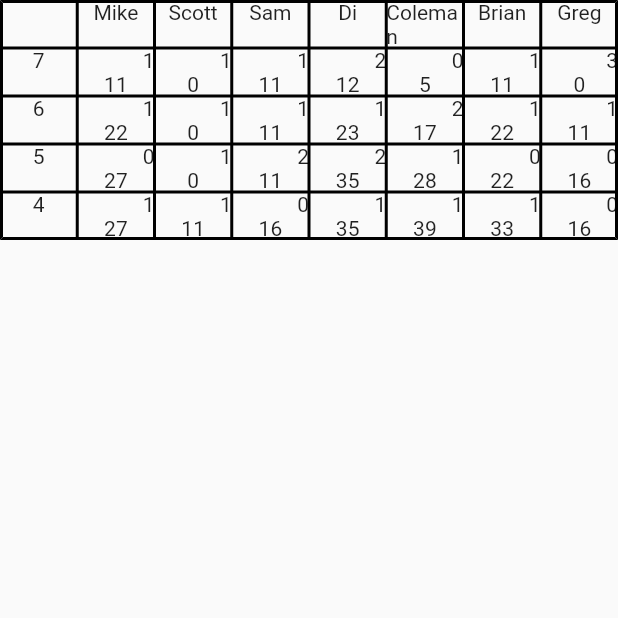
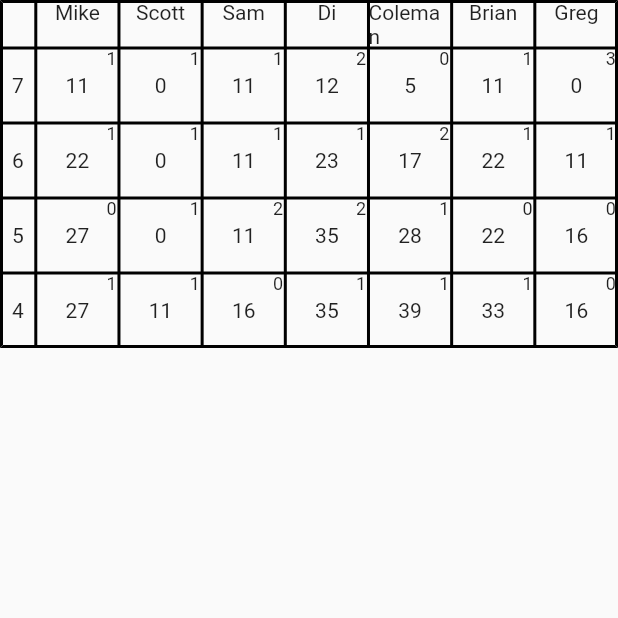
Before and after one commit to samjxn/bid, a Flutter app: the screen it shows after launch, on a phone screen of 412 x 824 dp, the top half of it. Run offline on Flutter 3.47's test engine with Material 2 defaults, Android fonts, the phone set to English and light mode, and no system bars; our stand-ins replace built_collection, built_value, flutter_redux, redux.

Commit message:
Scoreboard item layout changes

```diff
--- a/lib/src/widgets/scoreboard.dart
+++ b/lib/src/widgets/scoreboard.dart
@@ -21,9 +21,32 @@ class ScoreboardWidget extends StatelessWidget {
   }
 
   List<TableRow> _renderRows() {
+    // TODO: assign roundNumber differently. you're better than this.
+    final roundNumber = _scoreboard.scoreboard.entries.first.value.length;
     final rowChildren = List<List<Widget>>.generate(
-        _scoreboard.scoreboard.entries.first.value.length,
-        (i) => <Widget>[(Center(child: Text(mapRoundToHand(i).toString())))]);
+        roundNumber,
+        (i) => <Widget>[
+              SizedBox(
+                height: 50.0,
+                child: Column(
+                  mainAxisAlignment: MainAxisAlignment.center,
+                  children: [
+                    Expanded(
+                      child: Row(
+                        mainAxisAlignment: MainAxisAlignment.center,
+                        children: [
+                          Padding(
+                            padding:
+                                const EdgeInsets.symmetric(horizontal: 8.0),
+                            child: Text('${mapRoundToHand(i)}'),
+                          )
+                        ],
+                      ),
+                    ),
+                  ],
+                ),
+              ),
+            ]);
     for (final mapEntry in _scoreboard.scoreboard.entries) {
       final playerScores = mapEntry.value;
       for (final e in enumerate(playerScores)) {
@@ -43,6 +66,9 @@ class ScoreboardWidget extends StatelessWidget {
     return Table(
       border: TableBorder.all(
           color: Colors.black, style: BorderStyle.solid, width: 2),
+      columnWidths: const {
+        0: IntrinsicColumnWidth(),
+      },
       children: [
         TableRow(
           children:
--- a/lib/src/widgets/scoreboard_item.dart
+++ b/lib/src/widgets/scoreboard_item.dart
@@ -1,3 +1,5 @@
+import 'dart:ui';
+
 import 'package:bid/src/models/scoreboard.sg.dart';
 import 'package:flutter/material.dart';
 
@@ -6,19 +8,48 @@ class ScoreboardItem extends StatelessWidget {
 
   const ScoreboardItem(this.entry, {Key? key}) : super(key: key);
 
+  Widget buildStack() {
+    return SizedBox(
+      height: 50,
+      child: Column(children: [
+        Expanded(
+          child: Stack(
+            children: [
+              Positioned.directional(
+                textDirection: TextDirection.ltr,
+                end: 0,
+                top: 0,
+                child: Row(
+                  mainAxisAlignment: MainAxisAlignment.end,
+                  children: [
+                    Padding(
+                      padding: const EdgeInsets.only(right: 1.5),
+                      child: Text(
+                        '${entry.bid ?? 0}',
+                        style: const TextStyle(fontSize: 12.0),
+                      ),
+                    ),
+                  ],
+                ),
+              ),
+              Positioned.fill(
+                child: Column(
+                  mainAxisAlignment: MainAxisAlignment.center,
+                  crossAxisAlignment: CrossAxisAlignment.center,
+                  children: [
+                    Text('${entry.score}'),
+                  ],
+                ),
+              ),
+            ],
+          ),
+        ),
+      ]),
+    );
+  }
+
   @override
   Widget build(BuildContext context) {
-    return Column(
-      children: [
-        Row(
-          mainAxisAlignment: MainAxisAlignment.end,
-          children: [Text('${entry.bid ?? 0}')],
-        ),
-        Row(
-          mainAxisAlignment: MainAxisAlignment.center,
-          children: [Text('${entry.score}')],
-        )
-      ],
-    );
+    return buildStack();
   }
 }
```
